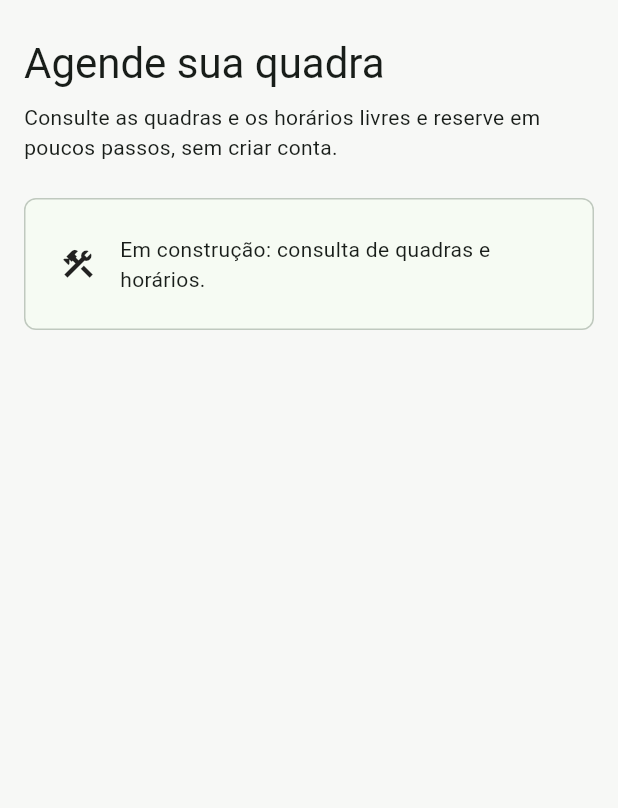
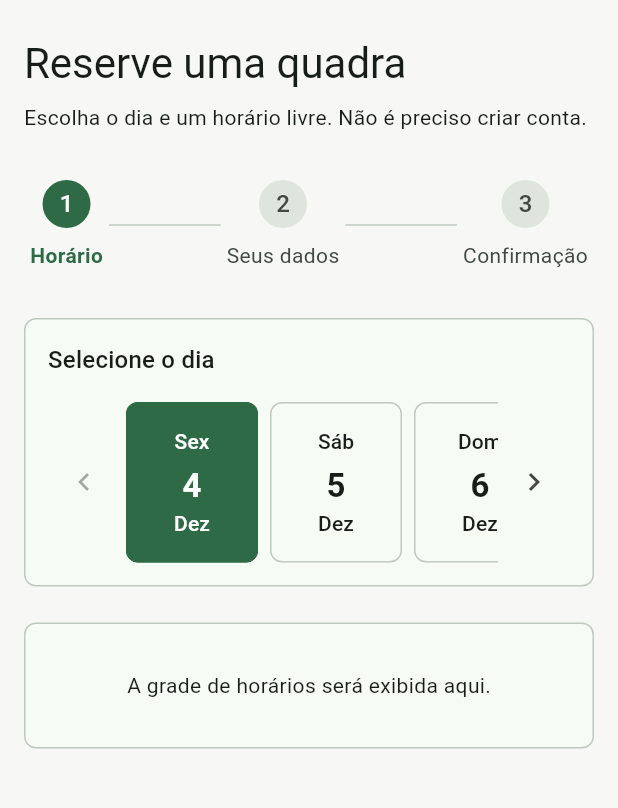
Before and after one commit to TallesH13/tennishub, a Flutter app: the screen it shows after launch, on a phone screen of 412 x 824 dp, the part 84-892 px from its top. Run offline on Flutter 3.47's test engine with Material 3 defaults, Android fonts, the phone set to English and light mode, and no system bars; our stand-ins replace flutter_riverpod, go_router, material_ui, web; missing offline and left inert: dart:js_interop.

Commit message:
feat(courts): implementar interface inicial e seleção de datas

```diff
--- a/app/lib/features/courts/presentation/pages/public_home_page.dart
+++ b/app/lib/features/courts/presentation/pages/public_home_page.dart
@@ -1,56 +1,88 @@
+import 'package:flutter_riverpod/flutter_riverpod.dart';
 import 'package:go_router/go_router.dart';
 import 'package:material_ui/material_ui.dart';
 import 'package:tennishub/core/layout/app_page.dart';
 import 'package:tennishub/core/router/app_routes.dart';
 import 'package:tennishub/core/theme/app_spacing.dart';
+import 'package:tennishub/features/courts/presentation/state/availability_controller.dart';
+import 'package:tennishub/features/courts/presentation/widgets/booking_steps.dart';
+import 'package:tennishub/features/courts/presentation/widgets/date_selector.dart';
 
-/// Página inicial da área pública (rota `/`), aberta sem login.
-///
-/// Por enquanto é um placeholder: a consulta de quadras e horários
-/// entra aqui na issue #22.
-class PublicHomePage extends StatelessWidget {
+/// Página pública de consulta de quadras e horários.
+class PublicHomePage extends ConsumerStatefulWidget {
   const PublicHomePage({super.key});
+
+  @override
+  ConsumerState<PublicHomePage> createState() => _PublicHomePageState();
+}
+
+class _PublicHomePageState extends ConsumerState<PublicHomePage> {
+  @override
+  void initState() {
+    super.initState();
+
+    WidgetsBinding.instance.addPostFrameCallback((_) {
+      if (!mounted) return;
+
+      ref.read(availabilityControllerProvider.notifier).loadAvailability();
+    });
+  }
 
   @override
   Widget build(BuildContext context) {
     final textTheme = Theme.of(context).textTheme;
+    final isWideScreen = MediaQuery.sizeOf(context).width >= 1000;
+
+    final availabilityState = ref.watch(availabilityControllerProvider);
+
+    final controller = ref.read(availabilityControllerProvider.notifier);
 
     return AppPage(
       actions: [
+        if (isWideScreen) ...[
+          TextButton(
+            onPressed: () => context.go(AppRoutes.home),
+            child: const Text('Horários'),
+          ),
+          const TextButton(onPressed: null, child: Text('Minha reserva')),
+        ],
         TextButton.icon(
           onPressed: () => context.go(AppRoutes.admin),
           icon: const Icon(Icons.lock_outline),
           label: const Text('Área do proprietário'),
         ),
       ],
+      child: SingleChildScrollView(
         child: Column(
-        crossAxisAlignment: CrossAxisAlignment.start,
+          crossAxisAlignment: CrossAxisAlignment.stretch,
           children: [
-          Text('Agende sua quadra', style: textTheme.headlineMedium),
+            Text('Reserve uma quadra', style: textTheme.headlineMedium),
             const SizedBox(height: AppSpacing.sm),
             const Text(
-            'Consulte as quadras e os horários livres e reserve em poucos '
-            'passos, sem criar conta.',
+              'Escolha o dia e um horário livre. '
+              'Não é preciso criar conta.',
+            ),
+            const SizedBox(height: AppSpacing.xl),
+            const BookingSteps(),
+            const SizedBox(height: AppSpacing.xl),
+            DateSelector(
+              today: controller.today,
+              lastAllowedDate: controller.lastAllowedDate,
+              selectedDate: availabilityState.selectedDate,
+              onDateSelected: controller.selectDate,
             ),
             const SizedBox(height: AppSpacing.lg),
             const Card(
               child: Padding(
-              padding: EdgeInsets.all(AppSpacing.lg),
-              child: Row(
-                children: [
-                  Icon(Icons.construction),
-                  SizedBox(width: AppSpacing.md),
-                  Expanded(
-                    child: Text(
-                      'Em construção: consulta de quadras e horários.',
+                padding: EdgeInsets.all(AppSpacing.xl),
+                child: Center(
+                  child: Text('A grade de horários será exibida aqui.'),
+                ),
               ),
             ),
           ],
         ),
       ),
-          ),
-        ],
-      ),
     );
   }
 }
--- /dev/null
+++ b/app/lib/features/courts/presentation/widgets/booking_steps.dart
@@ -0,0 +1,63 @@
+import 'package:material_ui/material_ui.dart';
+import 'package:tennishub/core/theme/app_spacing.dart';
+
+class BookingSteps extends StatelessWidget {
+  const BookingSteps({super.key});
+
+  @override
+  Widget build(BuildContext context) {
+    return const Row(
+      children: [
+        _BookingStep(number: 1, label: 'Horário', isActive: true),
+        Expanded(child: Divider()),
+        _BookingStep(number: 2, label: 'Seus dados'),
+        Expanded(child: Divider()),
+        _BookingStep(number: 3, label: 'Confirmação'),
+      ],
+    );
+  }
+}
+
+class _BookingStep extends StatelessWidget {
+  const _BookingStep({
+    required this.number,
+    required this.label,
+    this.isActive = false,
+  });
+
+  final int number;
+  final String label;
+  final bool isActive;
+
+  @override
+  Widget build(BuildContext context) {
+    final colors = Theme.of(context).colorScheme;
+
+    return Padding(
+      padding: const EdgeInsets.symmetric(horizontal: AppSpacing.xs),
+      child: Column(
+        mainAxisSize: MainAxisSize.min,
+        children: [
+          CircleAvatar(
+            radius: 16,
+            backgroundColor: isActive
+                ? colors.primary
+                : colors.surfaceContainerHighest,
+            foregroundColor: isActive
+                ? colors.onPrimary
+                : colors.onSurfaceVariant,
+            child: Text('$number'),
+          ),
+          const SizedBox(height: AppSpacing.sm),
+          Text(
+            label,
+            style: TextStyle(
+              color: isActive ? colors.primary : colors.onSurfaceVariant,
+              fontWeight: isActive ? FontWeight.bold : FontWeight.normal,
+            ),
+          ),
+        ],
+      ),
+    );
+  }
+}
--- /dev/null
+++ b/app/lib/features/courts/presentation/widgets/date_selector.dart
@@ -0,0 +1,184 @@
+import 'package:material_ui/material_ui.dart';
+import 'package:tennishub/core/theme/app_spacing.dart';
+
+class DateSelector extends StatefulWidget {
+  const DateSelector({
+    super.key,
+    required this.today,
+    required this.lastAllowedDate,
+    required this.selectedDate,
+    required this.onDateSelected,
+  });
+
+  final DateTime today;
+  final DateTime lastAllowedDate;
+  final DateTime selectedDate;
+  final ValueChanged<DateTime> onDateSelected;
+
+  @override
+  State<DateSelector> createState() => _DateSelectorState();
+}
+
+class _DateSelectorState extends State<DateSelector> {
+  static const int _daysPerPage = 7;
+
+  int _offset = 0;
+
+  DateTime _dateAt(int offset) {
+    return DateTime(
+      widget.today.year,
+      widget.today.month,
+      widget.today.day + offset,
+    );
+  }
+
+  bool get _canGoBack => _offset > 0;
+
+  bool get _canGoForward =>
+      !_dateAt(_offset + _daysPerPage).isAfter(widget.lastAllowedDate);
+
+  void _previousPage() {
+    if (!_canGoBack) return;
+
+    setState(() {
+      _offset -= _daysPerPage;
+    });
+  }
+
+  void _nextPage() {
+    if (!_canGoForward) return;
+
+    setState(() {
+      _offset += _daysPerPage;
+    });
+  }
+
+  @override
+  Widget build(BuildContext context) {
+    return Card(
+      child: Padding(
+        padding: const EdgeInsets.all(AppSpacing.md),
+        child: Column(
+          crossAxisAlignment: CrossAxisAlignment.start,
+          children: [
+            Text(
+              'Selecione o dia',
+              style: Theme.of(context).textTheme.titleMedium,
+            ),
+            const SizedBox(height: AppSpacing.md),
+            Row(
+              children: [
+                IconButton(
+                  tooltip: 'Dias anteriores',
+                  onPressed: _canGoBack ? _previousPage : null,
+                  icon: const Icon(Icons.chevron_left),
+                ),
+                Expanded(
+                  child: SingleChildScrollView(
+                    scrollDirection: Axis.horizontal,
+                    child: Row(
+                      children: [
+                        for (var index = 0; index < _daysPerPage; index++)
+                          Padding(
+                            padding: const EdgeInsets.symmetric(
+                              horizontal: AppSpacing.xs,
+                            ),
+                            child: _DateCard(
+                              date: _dateAt(_offset + index),
+                              isSelected: DateUtils.isSameDay(
+                                _dateAt(_offset + index),
+                                widget.selectedDate,
+                              ),
+                              isEnabled: !_dateAt(_offset + index)
+                                  .isAfter(widget.lastAllowedDate),
+                              onPressed: () => widget.onDateSelected(
+                                _dateAt(_offset + index),
+                              ),
+                            ),
+                          ),
+                      ],
+                    ),
+                  ),
+                ),
+                IconButton(
+                  tooltip: 'Próximos dias',
+                  onPressed: _canGoForward ? _nextPage : null,
+                  icon: const Icon(Icons.chevron_right),
+                ),
+              ],
+            ),
+          ],
+        ),
+      ),
+    );
+  }
+}
+
+class _DateCard extends StatelessWidget {
+  const _DateCard({
+    required this.date,
+    required this.isSelected,
+    required this.isEnabled,
+    required this.onPressed,
+  });
+
+  static const _weekdays = ['Seg', 'Ter', 'Qua', 'Qui', 'Sex', 'Sáb', 'Dom'];
+
+  static const _months = [
+    'Jan',
+    'Fev',
+    'Mar',
+    'Abr',
+    'Mai',
+    'Jun',
+    'Jul',
+    'Ago',
+    'Set',
+    'Out',
+    'Nov',
+    'Dez',
+  ];
+
+  final DateTime date;
+  final bool isSelected;
+  final bool isEnabled;
+  final VoidCallback onPressed;
+
+  @override
+  Widget build(BuildContext context) {
+    final colors = Theme.of(context).colorScheme;
+
+    return SizedBox(
+      width: 88,
+      child: OutlinedButton(
+        onPressed: isEnabled ? onPressed : null,
+        style: OutlinedButton.styleFrom(
+          backgroundColor: isSelected ? colors.primary : null,
+          foregroundColor: isSelected ? colors.onPrimary : colors.onSurface,
+          side: BorderSide(
+            color: isSelected ? colors.primary : colors.outlineVariant,
+          ),
+          shape: RoundedRectangleBorder(
+            borderRadius: BorderRadius.circular(AppRadius.md),
+          ),
+          padding: const EdgeInsets.symmetric(
+            vertical: AppSpacing.md,
+            horizontal: AppSpacing.sm,
+          ),
+        ),
+        child: Column(
+          mainAxisSize: MainAxisSize.min,
+          children: [
+            Text(_weekdays[date.weekday - 1]),
+            const SizedBox(height: AppSpacing.xs),
+            Text(
+              '${date.day}',
+              style: const TextStyle(fontSize: 22, fontWeight: FontWeight.bold),
+            ),
+            Text(_months[date.month - 1]),
+          ],
+        ),
+      ),
+    );
+  }
+}
```
Also changed, not shown: 1 other file. Lines whose indentation alone changed are shown as unchanged.
